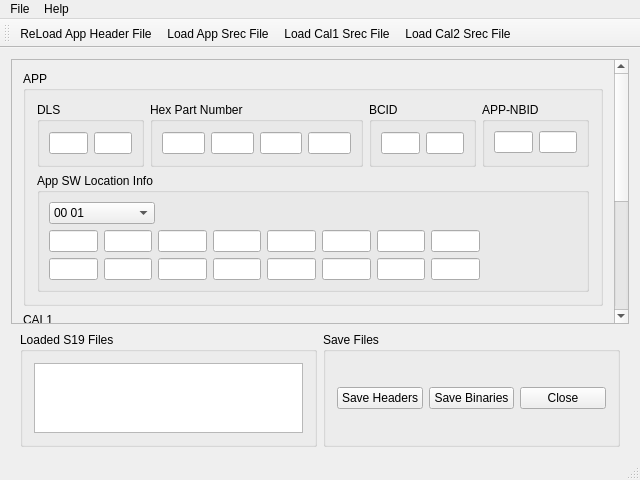
Old version of the form mainwindow.ui in the repository f0ghua/srTool.
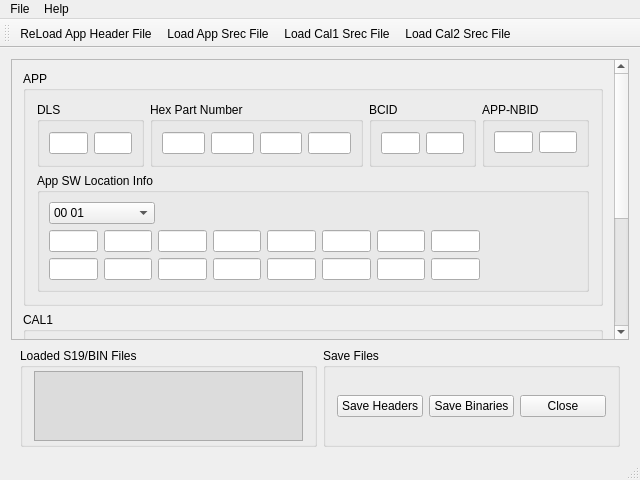
New version of the form. Icons and pictures are not drawn.

Commit message: + add loaded bin file to table so that user know what actions done before

Diff of the .ui file:
```diff
--- a/mainwindow.ui
+++ b/mainwindow.ui
@@ -840,17 +840,29 @@
         <item>
          <widget class="QGroupBox" name="m_gbFileList">
           <property name="title">
-           <string>Loaded S19 Files</string>
+           <string>Loaded S19/BIN Files</string>
           </property>
           <layout class="QGridLayout" name="gridLayout_3">
+           <property name="topMargin">
+            <number>3</number>
+           </property>
+           <property name="bottomMargin">
+            <number>3</number>
+           </property>
            <item row="0" column="1">
             <widget class="QTableView" name="m_tblFileList">
+             <property name="styleSheet">
+              <string notr="true">background-color: rgb(220, 220, 220);</string>
+             </property>
              <property name="editTriggers">
               <set>QAbstractItemView::NoEditTriggers</set>
              </property>
              <property name="selectionBehavior">
               <enum>QAbstractItemView::SelectRows</enum>
              </property>
+             <attribute name="horizontalHeaderVisible">
+              <bool>false</bool>
+             </attribute>
              <attribute name="horizontalHeaderHighlightSections">
               <bool>false</bool>
              </attribute>
```
The commit also changes 8 other files.
